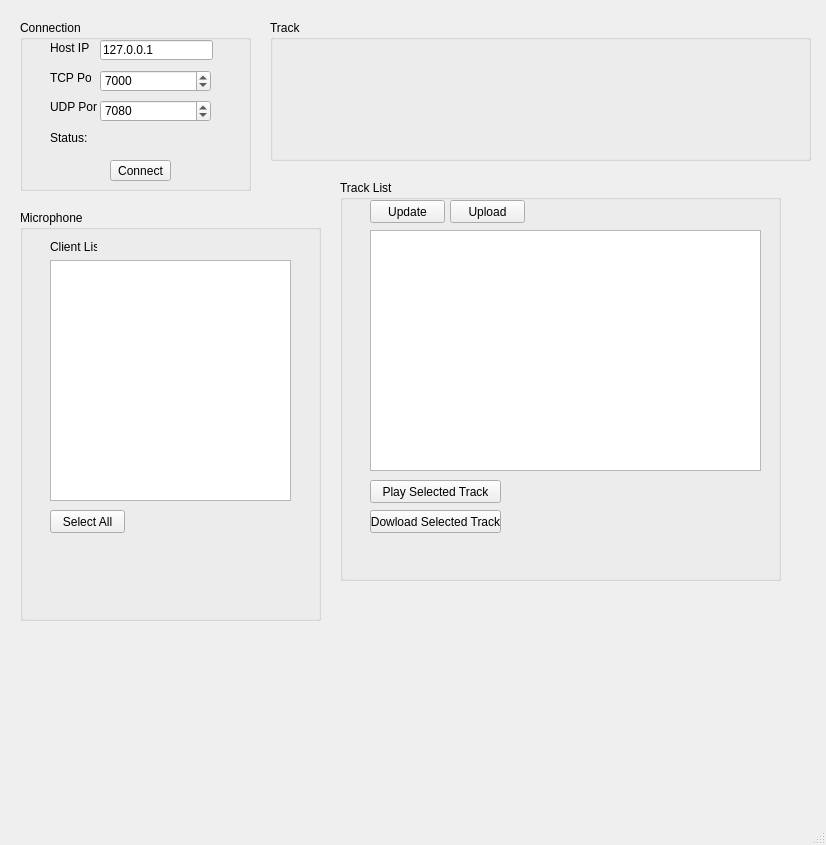
Qt form 4985_CommAudio/clientwindow.ui (RobertArendac/4985-CommAudio) before a commit.
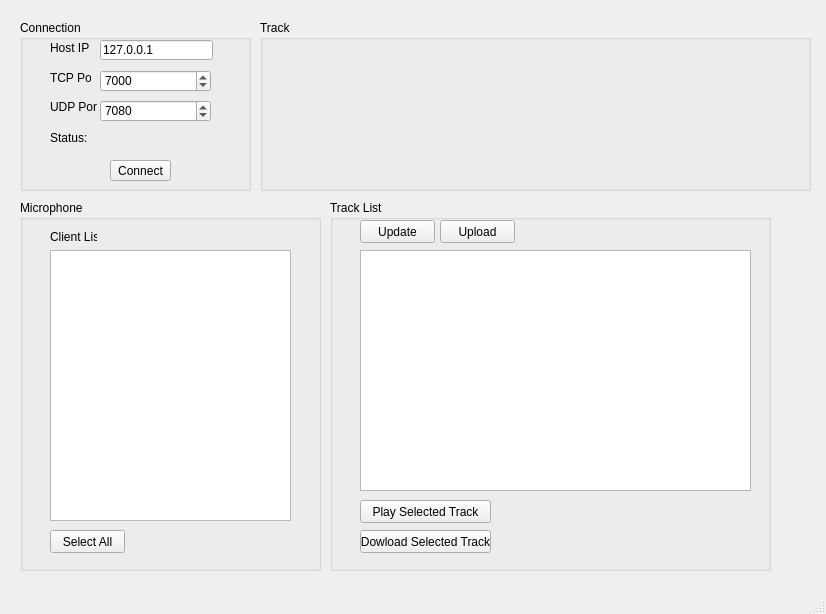
The same form after that commit.

Commit message: Fixed window size UI

```diff
--- a/4985_CommAudio/clientwindow.ui
+++ b/4985_CommAudio/clientwindow.ui
@@ -7,7 +7,7 @@
     <x>0</x>
     <y>0</y>
     <width>826</width>
-    <height>845</height>
+    <height>614</height>
    </rect>
   </property>
   <property name="windowTitle">
@@ -141,9 +141,9 @@
     <property name="geometry">
      <rect>
       <x>20</x>
-      <y>210</y>
+      <y>200</y>
       <width>301</width>
-      <height>411</height>
+      <height>371</height>
      </rect>
     </property>
     <property name="title">
@@ -155,7 +155,7 @@
        <x>30</x>
        <y>50</y>
        <width>241</width>
-       <height>241</height>
+       <height>271</height>
       </rect>
      </property>
     </widget>
@@ -163,7 +163,7 @@
      <property name="geometry">
       <rect>
        <x>30</x>
-       <y>300</y>
+       <y>330</y>
        <width>75</width>
        <height>23</height>
       </rect>
@@ -189,10 +189,10 @@
    <widget class="QGroupBox" name="cltTrackGroupBox">
     <property name="geometry">
      <rect>
-      <x>270</x>
+      <x>260</x>
       <y>20</y>
-      <width>541</width>
-      <height>141</height>
+      <width>551</width>
+      <height>171</height>
      </rect>
     </property>
     <property name="title">
@@ -202,10 +202,10 @@
    <widget class="QGroupBox" name="cltTrackListGroupBox">
     <property name="geometry">
      <rect>
-      <x>340</x>
-      <y>180</y>
+      <x>330</x>
+      <y>200</y>
       <width>441</width>
-      <height>401</height>
+      <height>371</height>
      </rect>
     </property>
     <property name="title">
```
The commit also changes 3 other files.
